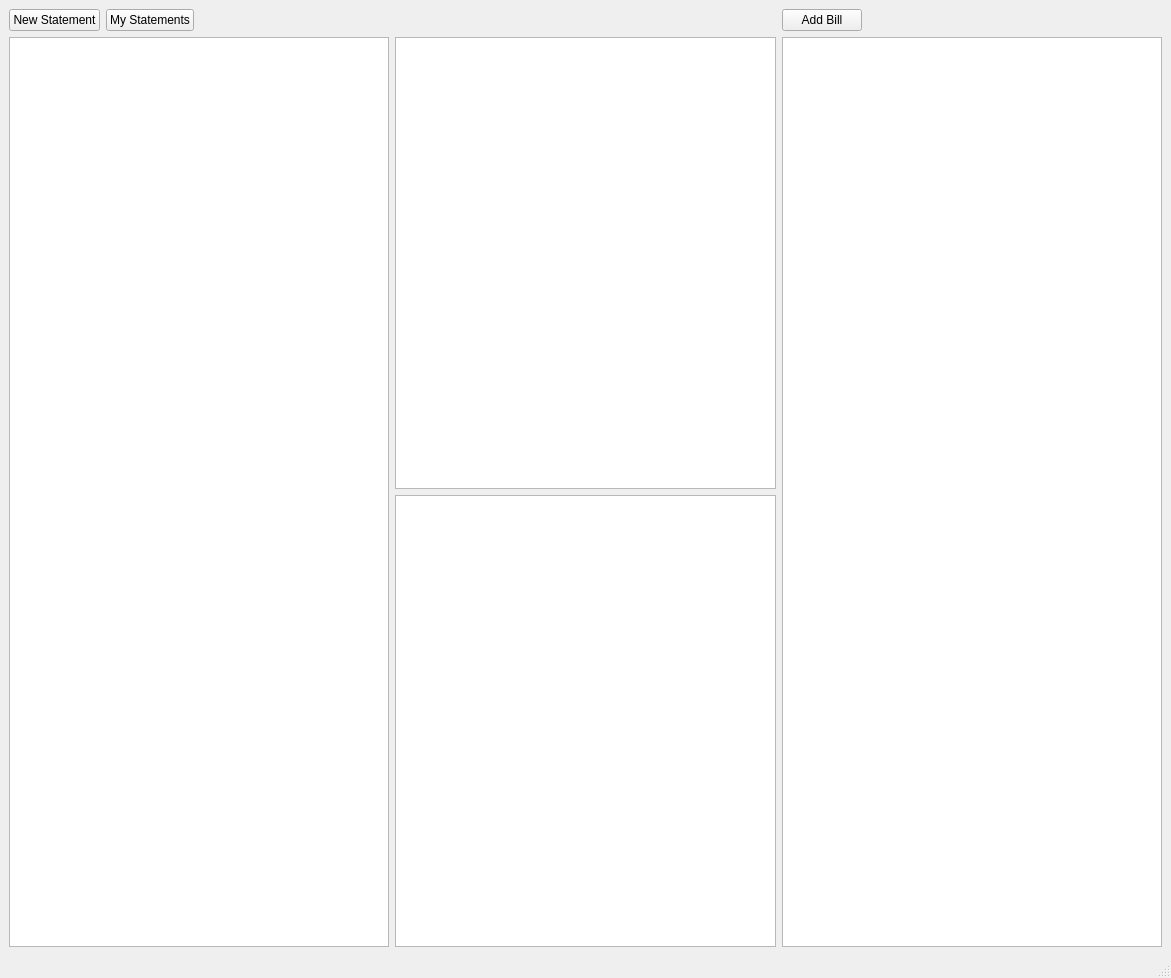
Above: ui/mainwindow.ui from fearricepudding/FinancialOrganiser before the change. Below: the same form after it.
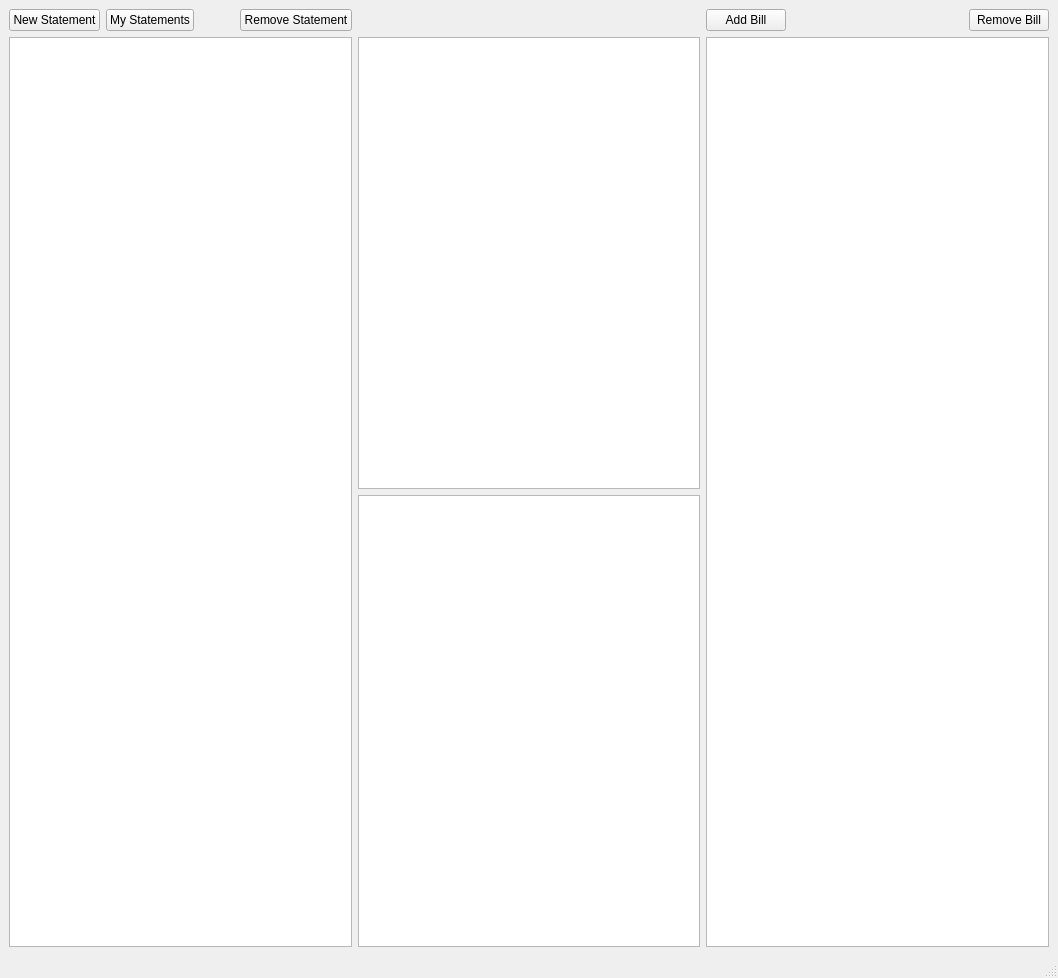
That is the form after the change.

Patch:
```diff
--- a/ui/mainwindow.ui
+++ b/ui/mainwindow.ui
@@ -6,7 +6,7 @@
    <rect>
     <x>0</x>
     <y>0</y>
-    <width>1171</width>
+    <width>1058</width>
     <height>978</height>
    </rect>
   </property>
@@ -52,6 +52,13 @@
           </property>
          </spacer>
         </item>
+        <item>
+         <widget class="QPushButton" name="pushButton">
+          <property name="text">
+           <string>Remove Statement</string>
+          </property>
+         </widget>
+        </item>
        </layout>
       </item>
       <item row="2" column="2">
@@ -73,7 +80,7 @@
       <item row="1" column="2">
        <layout class="QHBoxLayout" name="horizontalLayout_2">
         <item>
-         <widget class="QPushButton" name="pushButton">
+         <widget class="QPushButton" name="newbillButton">
           <property name="text">
            <string>Add Bill</string>
           </property>
@@ -92,6 +99,13 @@
           </property>
          </spacer>
         </item>
+        <item>
+         <widget class="QPushButton" name="pushButton_2">
+          <property name="text">
+           <string>Remove Bill</string>
+          </property>
+         </widget>
+        </item>
        </layout>
       </item>
      </layout>
```
Left out of the diff: 28 changed lines with no effect on the pictures.
